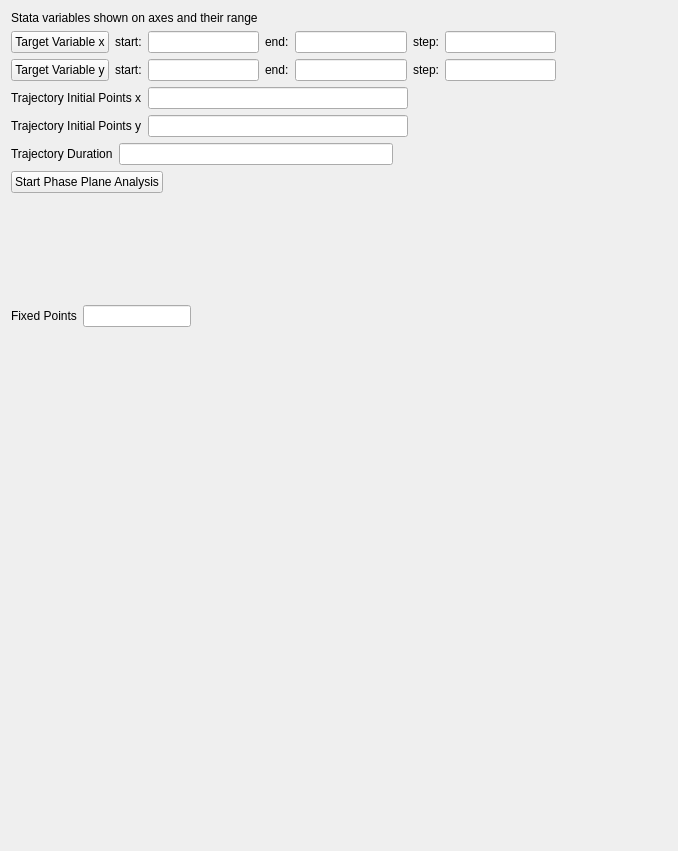
First picture: the form in zjb/gui/widgets/phase_plane_widget.ui, repository ZJBGroup/ZJB-GUI, before the edit.
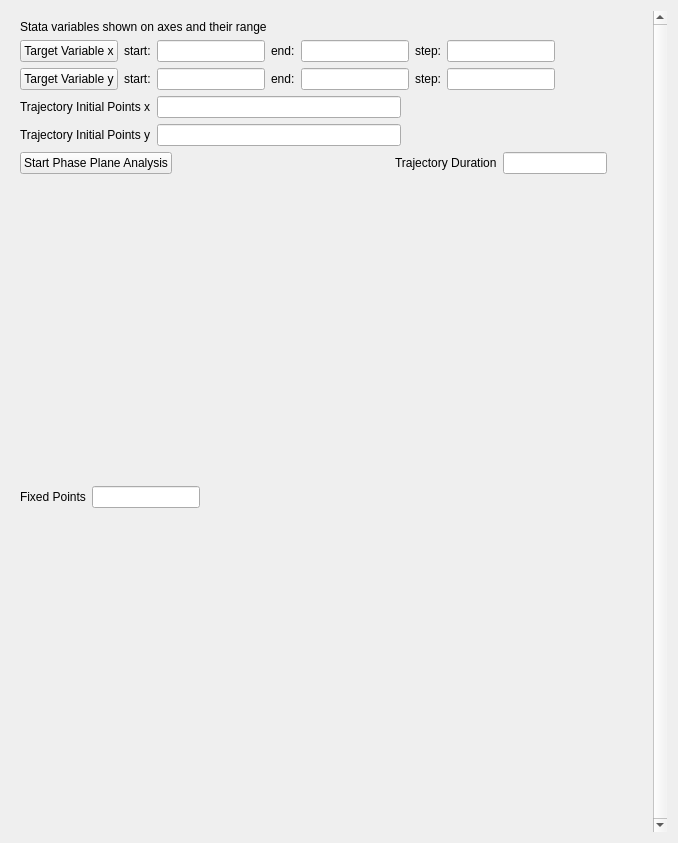
Second picture: the form after the edit. Custom widgets are drawn as their Qt base class.

The edit to the form file:
```diff
--- a/zjb/gui/widgets/phase_plane_widget.ui
+++ b/zjb/gui/widgets/phase_plane_widget.ui
@@ -7,7 +7,7 @@
     <x>0</x>
     <y>0</y>
     <width>678</width>
-    <height>851</height>
+    <height>843</height>
    </rect>
   </property>
   <property name="windowTitle">
@@ -15,6 +15,39 @@
   </property>
   <layout class="QVBoxLayout" name="main_layout">
    <item>
+    <widget class="SmoothScrollArea" name="SmoothScrollArea">
+     <property name="inputMethodHints">
+      <set>Qt::ImhNone</set>
+     </property>
+     <property name="frameShape">
+      <enum>QFrame::NoFrame</enum>
+     </property>
+     <property name="frameShadow">
+      <enum>QFrame::Sunken</enum>
+     </property>
+     <property name="verticalScrollBarPolicy">
+      <enum>Qt::ScrollBarAlwaysOn</enum>
+     </property>
+     <property name="horizontalScrollBarPolicy">
+      <enum>Qt::ScrollBarAlwaysOff</enum>
+     </property>
+     <property name="sizeAdjustPolicy">
+      <enum>QAbstractScrollArea::AdjustIgnored</enum>
+     </property>
+     <property name="widgetResizable">
+      <bool>true</bool>
+     </property>
+     <widget class="QWidget" name="scrollAreaWidgetContents">
+      <property name="geometry">
+       <rect>
+        <x>0</x>
+        <y>0</y>
+        <width>643</width>
+        <height>825</height>
+       </rect>
+      </property>
+      <layout class="QVBoxLayout" name="verticalLayout">
+       <item>
     <widget class="StrongBodyLabel" name="StrongBodyLabel">
      <property name="text">
       <string>Stata variables shown on axes and their range</string>
@@ -199,31 +232,6 @@
    <item>
     <layout class="QHBoxLayout" name="horizontalLayout_7">
      <item>
-      <widget class="StrongBodyLabel" name="StrongBodyLabel_10">
-       <property name="text">
-        <string>Trajectory Duration</string>
-       </property>
-      </widget>
-     </item>
-     <item>
-      <widget class="LineEdit" name="trajectory_duration_edit"/>
-     </item>
-     <item>
-      <spacer name="horizontalSpacer_7">
-       <property name="orientation">
-        <enum>Qt::Horizontal</enum>
-       </property>
-       <property name="sizeHint" stdset="0">
-        <size>
-         <width>40</width>
-         <height>20</height>
-        </size>
-       </property>
-      </spacer>
-     </item>
-    </layout>
-   </item>
-   <item>
     <layout class="QHBoxLayout" name="horizontalLayout">
      <item>
       <widget class="PrimaryPushButton" name="start_btn">
@@ -248,11 +256,36 @@
     </layout>
    </item>
    <item>
+          <widget class="StrongBodyLabel" name="StrongBodyLabel_10">
+           <property name="text">
+            <string>Trajectory Duration</string>
+           </property>
+          </widget>
+         </item>
+         <item>
+          <widget class="LineEdit" name="trajectory_duration_edit"/>
+         </item>
+         <item>
+          <spacer name="horizontalSpacer_7">
+           <property name="orientation">
+            <enum>Qt::Horizontal</enum>
+           </property>
+           <property name="sizeHint" stdset="0">
+            <size>
+             <width>40</width>
+             <height>20</height>
+            </size>
+           </property>
+          </spacer>
+         </item>
+        </layout>
+       </item>
+       <item>
     <widget class="MplWidget" name="pp_mplWidget" native="true">
      <property name="minimumSize">
       <size>
-       <width>100</width>
-       <height>100</height>
+           <width>300</width>
+           <height>300</height>
       </size>
      </property>
     </widget>
@@ -312,6 +345,10 @@
    </item>
   </layout>
  </widget>
+    </widget>
+   </item>
+  </layout>
+ </widget>
  <customwidgets>
   <customwidget>
    <class>ComboBox</class>
@@ -328,6 +365,12 @@
    <extends>PushButton</extends>
    <header>qfluentwidgets</header>
   </customwidget>
+  <customwidget>
+   <class>SmoothScrollArea</class>
+   <extends>QScrollArea</extends>
+   <header>qfluentwidgets</header>
+   <container>1</container>
+  </customwidget>
   <customwidget>
    <class>StrongBodyLabel</class>
    <extends>QLabel</extends>
```
Lines whose indentation alone changed are shown as unchanged.
